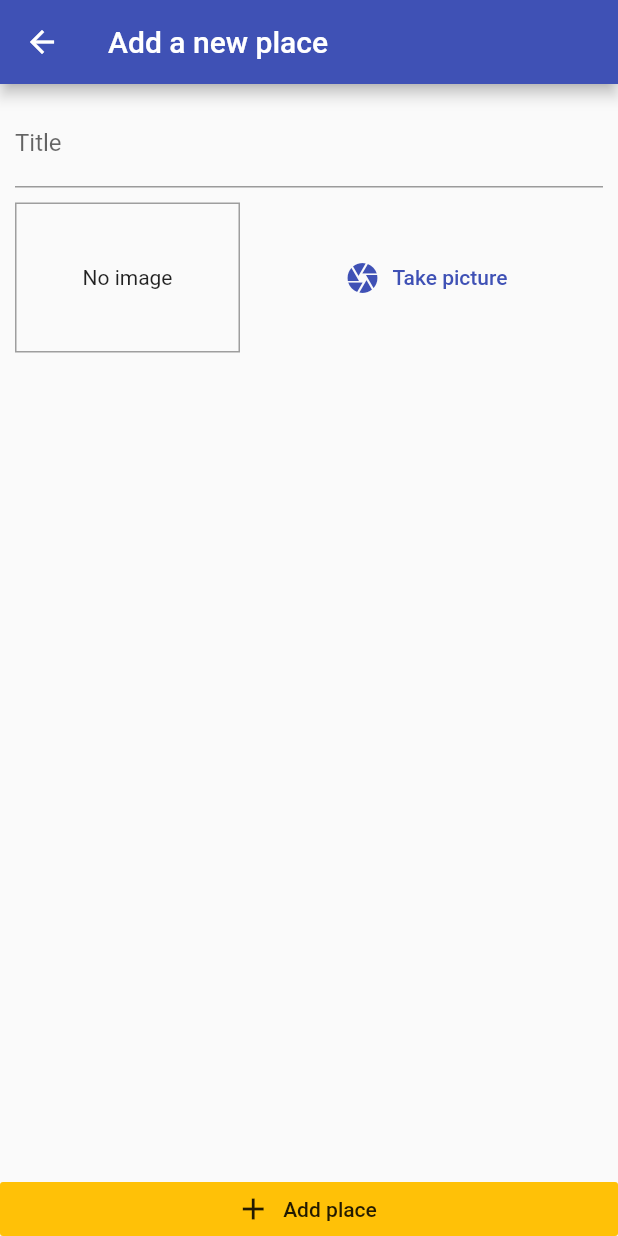
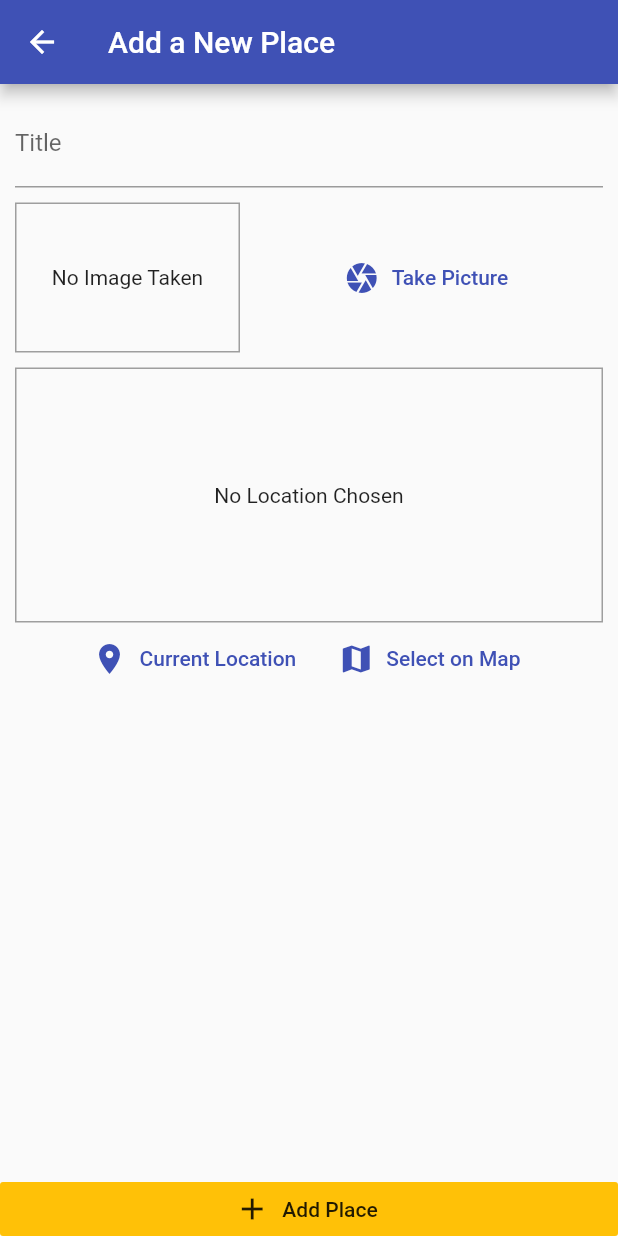
Before and after one commit to ojasrm/great-places-app, a Flutter app: the screen it shows after launch, after a tap on the "add" icon, on a phone screen of 412 x 824 dp. Run offline on Flutter 3.47's test engine with Material 2 defaults, Android fonts, the phone set to English and light mode, and no system bars; our stand-ins replace google_maps_flutter, image_picker, location, sqflite; accounts and stored records are empty.

Commit message:
Great places app section completed

```diff
--- /dev/null
+++ b/lib/helpers/db_helper.dart
@@ -0,0 +1,28 @@
+import 'package:sqflite/sqflite.dart' as sql;
+import 'package:path/path.dart' as path;
+import 'package:sqflite/sqlite_api.dart';
+
+class DBHelper {
+  static Future<Database> database() async {
+    final dbPath = await sql.getDatabasesPath();
+    return sql.openDatabase(path.join(dbPath, 'places.db'),
+        onCreate: (db, version) {
+      return db.execute(
+          'CREATE TABLE user_places(id TEXT PRIMARY KEY, title TEXT, image TEXT, loc_lat REAL, loc_lng REAL, address TEXT)');
+    }, version: 1);
+  }
+
+  static Future<void> insert(String table, Map<String, Object> data) async {
+    final db = await DBHelper.database();
+    db.insert(
+      table,
+      data,
+      conflictAlgorithm: ConflictAlgorithm.replace,
+    );
+  }
+
+  static Future<List<Map<String, dynamic>>> getData(String table) async {
+    final db = await DBHelper.database();
+    return db.query(table);
+  }
+}
--- /dev/null
+++ b/lib/helpers/location_helper.dart
@@ -0,0 +1,17 @@
+import 'dart:convert';
+
+import 'package:http/http.dart' as http;
+
+const GOOGLE_API_KEY = 'AIzaSyBg9yn5JtQgKRFbg6FCTy4ewbF24kRuAYI';
+
+class LocationHelper {
+  static String generateLocationPreviewImage({double latitude, double longitude,}) {
+    return 'https://maps.googleapis.com/maps/api/staticmap?center=&$latitude,$longitude&zoom=16&size=600x300&maptype=roadmap&markers=color:red%7Clabel:A%7C$latitude,$longitude&key=$GOOGLE_API_KEY';
+  }
+
+  static Future<String> getPlaceAddress(double lat, double lng) async {
+    final url = 'https://maps.googleapis.com/maps/api/geocode/json?latlng=$lat,$lng&key=$GOOGLE_API_KEY';
+    final response = await http.get(url);
+    return json.decode(response.body)['results'][0]['formatted_address'];
+  }
+}
--- a/lib/main.dart
+++ b/lib/main.dart
@@ -1,8 +1,10 @@
 import 'package:flutter/material.dart';
-import './screens/add_place_screen.dart';
+import 'package:provider/provider.dart';
+
 import './providers/great_places.dart';
 import './screens/places_list_screen.dart';
-import 'package:provider/provider.dart';
+import './screens/add_place_screen.dart';
+import './screens/place_detail_screen.dart';
 
 void main() => runApp(MyApp());
 
@@ -20,8 +22,8 @@ class MyApp extends StatelessWidget {
           home: PlacesListScreen(),
           routes: {
             AddPlaceScreen.routeName: (ctx) => AddPlaceScreen(),
-        },
-      ),
+            PlaceDetailScreen.routeName: (ctx) => PlaceDetailScreen(),
+          }),
     );
   }
 }
--- a/lib/models/place.dart
+++ b/lib/models/place.dart
@@ -7,10 +7,10 @@ class PlaceLocation {
   final double longitude;
   final String address;
 
-  PlaceLocation({
+  const PlaceLocation({
     @required this.latitude,
     @required this.longitude,
-    @required this.address,
+    this.address,
   });
 }
 
--- a/lib/providers/great_places.dart
+++ b/lib/providers/great_places.dart
@@ -1,7 +1,10 @@
 import 'dart:io';
 
 import 'package:flutter/foundation.dart';
+
 import '../models/place.dart';
+import '../helpers/db_helper.dart';
+import '../helpers/location_helper.dart';
 
 class GreatPlaces with ChangeNotifier {
   List<Place> _items = [];
@@ -10,13 +13,56 @@ class GreatPlaces with ChangeNotifier {
     return [..._items];
   }
 
-  void addPlace(String pickedTitle, File pickedImage) {
+  Place findById(String id) {
+    return _items.firstWhere((place) => place.id == id);
+  }
+
+  Future<void> addPlace(
+    String pickedTitle,
+    File pickedImage,
+    PlaceLocation pickedLocation,
+  ) async {
+    final address = await LocationHelper.getPlaceAddress(
+        pickedLocation.latitude, pickedLocation.longitude);
+    final updatedLocation = PlaceLocation(
+      latitude: pickedLocation.latitude,
+      longitude: pickedLocation.longitude,
+      address: address,
+    );
     final newPlace = Place(
-        id: DateTime.now().toString(),
-        title: pickedTitle,
-        location: null,
-        image: pickedImage);
+      id: DateTime.now().toString(),
+      image: pickedImage,
+      title: pickedTitle,
+      location: updatedLocation,
+    );
     _items.add(newPlace);
+    notifyListeners();
+    DBHelper.insert('user_places', {
+      'id': newPlace.id,
+      'title': newPlace.title,
+      'image': newPlace.image.path,
+      'loc_lat': newPlace.location.latitude,
+      'loc_lng': newPlace.location.longitude,
+      'address': newPlace.location.address,
+    });
+  }
+
+  Future<void> fetchAndSetPlaces() async {
+    final dataList = await DBHelper.getData('user_places');
+    _items = dataList
+        .map(
+          (item) => Place(
+                id: item['id'],
+                title: item['title'],
+                image: File(item['image']),
+                location: PlaceLocation(
+                  latitude: item['loc_lat'],
+                  longitude: item['loc_lng'],
+                  address: item['address'],
+                ),
+              ),
+        )
+        .toList();
     notifyListeners();
   }
 }
--- a/lib/screens/add_place_screen.dart
+++ b/lib/screens/add_place_screen.dart
@@ -1,9 +1,12 @@
 import 'dart:io';
 
 import 'package:flutter/material.dart';
-import 'package:flutter_complete_guide/providers/great_places.dart';
 import 'package:provider/provider.dart';
+
 import '../widgets/image_input.dart';
+import '../widgets/location_input.dart';
+import '../providers/great_places.dart';
+import '../models/place.dart';
 
 class AddPlaceScreen extends StatefulWidget {
   static const routeName = '/add-place';
@@ -15,17 +18,24 @@ class AddPlaceScreen extends StatefulWidget {
 class _AddPlaceScreenState extends State<AddPlaceScreen> {
   final _titleController = TextEditingController();
   File _pickedImage;
+  PlaceLocation _pickedLocation;
 
   void _selectImage(File pickedImage) {
     _pickedImage = pickedImage;
   }
 
+  void _selectPlace(double lat, double lng) {
+    _pickedLocation = PlaceLocation(latitude: lat, longitude: lng);
+  }
+
   void _savePlace() {
-    if (_titleController.text.isEmpty || _pickedImage == null) {
+    if (_titleController.text.isEmpty ||
+        _pickedImage == null ||
+        _pickedLocation == null) {
       return;
     }
     Provider.of<GreatPlaces>(context, listen: false)
-        .addPlace(_titleController.text, _pickedImage);
+        .addPlace(_titleController.text, _pickedImage, _pickedLocation);
     Navigator.of(context).pop();
   }
 
@@ -33,39 +43,42 @@ class _AddPlaceScreenState extends State<AddPlaceScreen> {
   Widget build(BuildContext context) {
     return Scaffold(
       appBar: AppBar(
-        title: Text('Add a new place'),
+        title: Text('Add a New Place'),
       ),
       body: Column(
         crossAxisAlignment: CrossAxisAlignment.stretch,
-        children: [
+        children: <Widget>[
           Expanded(
             child: SingleChildScrollView(
               child: Padding(
-                padding: const EdgeInsets.all(10),
+                padding: EdgeInsets.all(10),
                 child: Column(
-                  children: [
+                  children: <Widget>[
                     TextField(
-                      decoration: InputDecoration(
-                        labelText: 'Title',
-                      ),
+                      decoration: InputDecoration(labelText: 'Title'),
                       controller: _titleController,
                     ),
                     SizedBox(
                       height: 10,
                     ),
                     ImageInput(_selectImage),
+                    SizedBox(
+                      height: 10,
+                    ),
+                    LocationInput(_selectPlace),
                   ],
                 ),
               ),
             ),
           ),
           RaisedButton.icon(
-              icon: Icon(Icons.add),
-              label: Text('Add place'),
-              elevation: 0,
-              materialTapTargetSize: MaterialTapTargetSize.shrinkWrap,
-              color: Theme.of(context).accentColor,
-              onPressed: _savePlace),
+            icon: Icon(Icons.add),
+            label: Text('Add Place'),
+            onPressed: _savePlace,
+            elevation: 0,
+            materialTapTargetSize: MaterialTapTargetSize.shrinkWrap,
+            color: Theme.of(context).accentColor,
+          ),
         ],
       ),
     );
--- a/lib/screens/places_list_screen.dart
+++ b/lib/screens/places_list_screen.dart
@@ -1,7 +1,9 @@
 import 'package:flutter/material.dart';
-import 'package:flutter_complete_guide/providers/great_places.dart';
 import 'package:provider/provider.dart';
+
 import './add_place_screen.dart';
+import '../providers/great_places.dart';
+import './place_detail_screen.dart';
 
 class PlacesListScreen extends StatelessWidget {
   @override
@@ -9,19 +11,26 @@ class PlacesListScreen extends StatelessWidget {
     return Scaffold(
       appBar: AppBar(
         title: Text('Your Places'),
-        actions: [
+        actions: <Widget>[
           IconButton(
+            icon: Icon(Icons.add),
             onPressed: () {
               Navigator.of(context).pushNamed(AddPlaceScreen.routeName);
             },
-            icon: Icon(Icons.add),
           ),
         ],
       ),
-      body: Center(
-        child: Consumer<GreatPlaces>(
+      body: FutureBuilder(
+        future: Provider.of<GreatPlaces>(context, listen: false)
+            .fetchAndSetPlaces(),
+        builder: (ctx, snapshot) => snapshot.connectionState ==
+                ConnectionState.waiting
+            ? Center(
+                child: CircularProgressIndicator(),
+              )
+            : Consumer<GreatPlaces>(
                 child: Center(
-            child: Text('Got no places yet, start adding some!'),
+                  child: const Text('Got no places yet, start adding some!'),
                 ),
                 builder: (ctx, greatPlaces, ch) => greatPlaces.items.length <= 0
                     ? ch
@@ -34,7 +43,14 @@ class PlacesListScreen extends StatelessWidget {
                                 ),
                               ),
                               title: Text(greatPlaces.items[i].title),
-                    onTap: () {},
+                              subtitle:
+                                  Text(greatPlaces.items[i].location.address),
+                              onTap: () {
+                                Navigator.of(context).pushNamed(
+                                  PlaceDetailScreen.routeName,
+                                  arguments: greatPlaces.items[i].id,
+                                );
+                              },
                             ),
                       ),
               ),
--- a/lib/widgets/image_input.dart
+++ b/lib/widgets/image_input.dart
@@ -18,8 +18,7 @@ class _ImageInputState extends State<ImageInput> {
   File _storedImage;
 
   Future<void> _takePicture() async {
-    final picker = ImagePicker();
-    final imageFile = await picker.getImage(
+    final imageFile = await ImagePicker.pickImage(
       source: ImageSource.camera,
       maxWidth: 600,
     );
@@ -27,28 +26,23 @@ class _ImageInputState extends State<ImageInput> {
       return;
     }
     setState(() {
-      _storedImage = File(imageFile.path);
+      _storedImage = imageFile;
     });
     final appDir = await syspaths.getApplicationDocumentsDirectory();
     final fileName = path.basename(imageFile.path);
-    final savedImage =
-        await File(imageFile.path).copy('${appDir.path}/$fileName');
+    final savedImage = await imageFile.copy('${appDir.path}/$fileName');
     widget.onSelectImage(savedImage);
-    // final imageFile = await ImagePicker.pickImage();
   }
 
   @override
   Widget build(BuildContext context) {
     return Row(
-      children: [
+      children: <Widget>[
         Container(
           width: 150,
           height: 100,
           decoration: BoxDecoration(
-            border: Border.all(
-              width: 1,
-              color: Colors.grey,
-            ),
+            border: Border.all(width: 1, color: Colors.grey),
           ),
           child: _storedImage != null
               ? Image.file(
@@ -57,7 +51,7 @@ class _ImageInputState extends State<ImageInput> {
                   width: double.infinity,
                 )
               : Text(
-                  'No image',
+                  'No Image Taken',
                   textAlign: TextAlign.center,
                 ),
           alignment: Alignment.center,
@@ -68,7 +62,7 @@ class _ImageInputState extends State<ImageInput> {
         Expanded(
           child: FlatButton.icon(
             icon: Icon(Icons.camera),
-            label: Text('Take picture'),
+            label: Text('Take Picture'),
             textColor: Theme.of(context).primaryColor,
             onPressed: _takePicture,
           ),
--- /dev/null
+++ b/lib/widgets/location_input.dart
@@ -0,0 +1,102 @@
+import 'package:flutter/material.dart';
+import 'package:google_maps_flutter/google_maps_flutter.dart';
+import 'package:location/location.dart';
+
+import '../helpers/location_helper.dart';
+import '../screens/map_screen.dart';
+
+class LocationInput extends StatefulWidget {
+  final Function onSelectPlace;
+
+  LocationInput(this.onSelectPlace);
+
+  @override
+  _LocationInputState createState() => _LocationInputState();
+}
+
+class _LocationInputState extends State<LocationInput> {
+  String _previewImageUrl;
+
+  void _showPreview(double lat, double lng) {
+    final staticMapImageUrl = LocationHelper.generateLocationPreviewImage(
+      latitude: lat,
+      longitude: lng,
+    );
+    setState(() {
+      _previewImageUrl = staticMapImageUrl;
+    });
+  }
+
+  Future<void> _getCurrentUserLocation() async {
+    try {
+      final locData = await Location().getLocation();
+      _showPreview(locData.latitude, locData.longitude);
+      widget.onSelectPlace(locData.latitude, locData.longitude);
+    } catch (error) {
+      return;
+    }
+  }
+
+  Future<void> _selectOnMap() async {
+    final selectedLocation = await Navigator.of(context).push<LatLng>(
+      MaterialPageRoute(
+        fullscreenDialog: true,
+        builder: (ctx) => MapScreen(
+              isSelecting: true,
+            ),
+      ),
+    );
+    if (selectedLocation == null) {
+      return;
+    }
+    _showPreview(selectedLocation.latitude, selectedLocation.longitude);
+    widget.onSelectPlace(selectedLocation.latitude, selectedLocation.longitude);
+  }
+
+  @override
+  Widget build(BuildContext context) {
+    return Column(
+      children: <Widget>[
+        Container(
+          height: 170,
+          width: double.infinity,
+          alignment: Alignment.center,
+          decoration: BoxDecoration(
+            border: Border.all(width: 1, color: Colors.grey),
+          ),
+          child: _previewImageUrl == null
+              ? Text(
+                  'No Location Chosen',
+                  textAlign: TextAlign.center,
+                )
+              : Image.network(
+                  _previewImageUrl,
+                  fit: BoxFit.cover,
+                  width: double.infinity,
+                ),
+        ),
+        Row(
+          mainAxisAlignment: MainAxisAlignment.center,
+          children: <Widget>[
+            FlatButton.icon(
+              icon: Icon(
+                Icons.location_on,
+              ),
+              label: Text('Current Location'),
+              textColor: Theme.of(context).primaryColor,
+              onPressed: _getCurrentUserLocation,
+            ),
+            FlatButton.icon(
+              icon: Icon(
+                Icons.map,
+              ),
+              label: Text('Select on Map'),
+              textColor: Theme.of(context).primaryColor,
+              onPressed: _selectOnMap,
+            ),
+          ],
+        ),
+      ],
+    );
+  }
+}
```
Also changed, not shown: lib/screens/map_screen.dart (added, +70 -0 lines), lib/screens/place_detail_screen.dart (added, +63 -0 lines), pubspec.yaml (+13 -13 lines), lib/screens/places_detail_screen.dart (deleted), pubspec.lock, 46 other files. Lines whose indentation alone changed are shown as unchanged.
